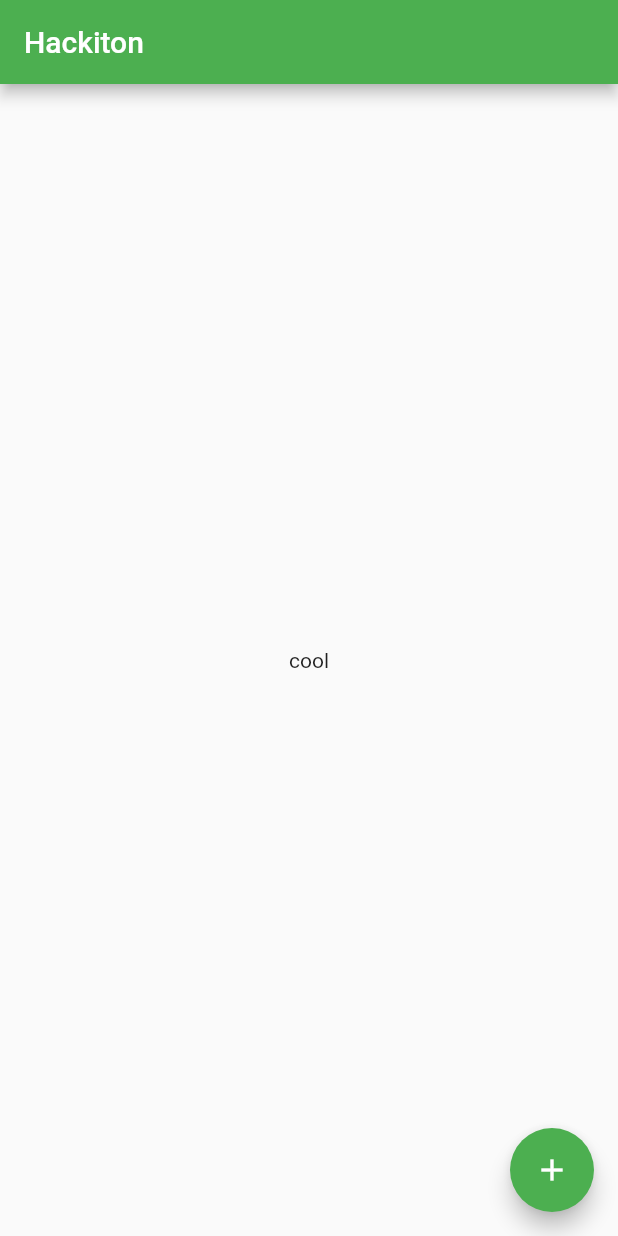
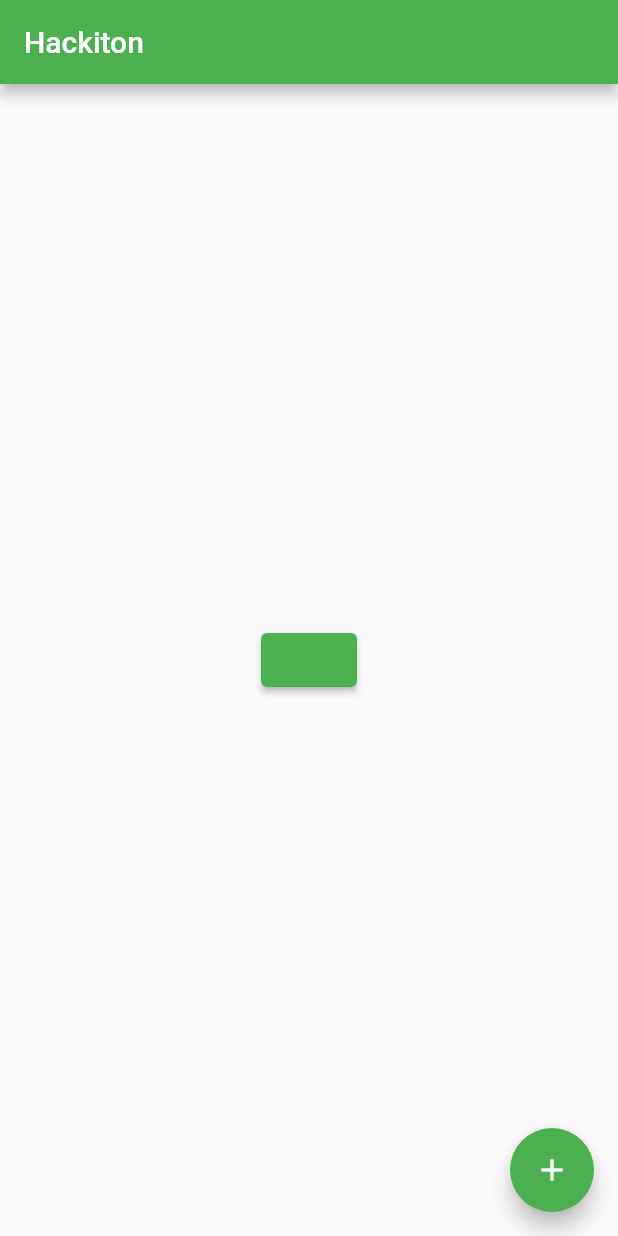
Before and after one commit to ekam-g/montyHacks2022, a Flutter app: the screen it shows after launch, on a phone screen of 412 x 824 dp. Run offline on Flutter 3.47's test engine with Material 2 defaults, Android fonts, the phone set to English and light mode, and no system bars; our stand-ins replace firebase_core; accounts and stored records are empty.

Commit message:
gdgdrsgasfgdfs
dsrsgdfg

```diff
--- a/lib/screens/Homepage.dart
+++ b/lib/screens/Homepage.dart
@@ -17,10 +17,12 @@ class _MyHomePageState extends State<MyHomePage> {
       body: Center(
         child: Column(
           mainAxisAlignment: MainAxisAlignment.center,
-          children: const <Widget>[
-            Text(
-              'cool',
-            ),
+          children: <Widget>[
+            ElevatedButton(
+                onPressed: () {
+                  null;
+                },
+                child: const Text('')),
           ],
         ),
       ),
```
Also changed, not shown: 1 other file.
